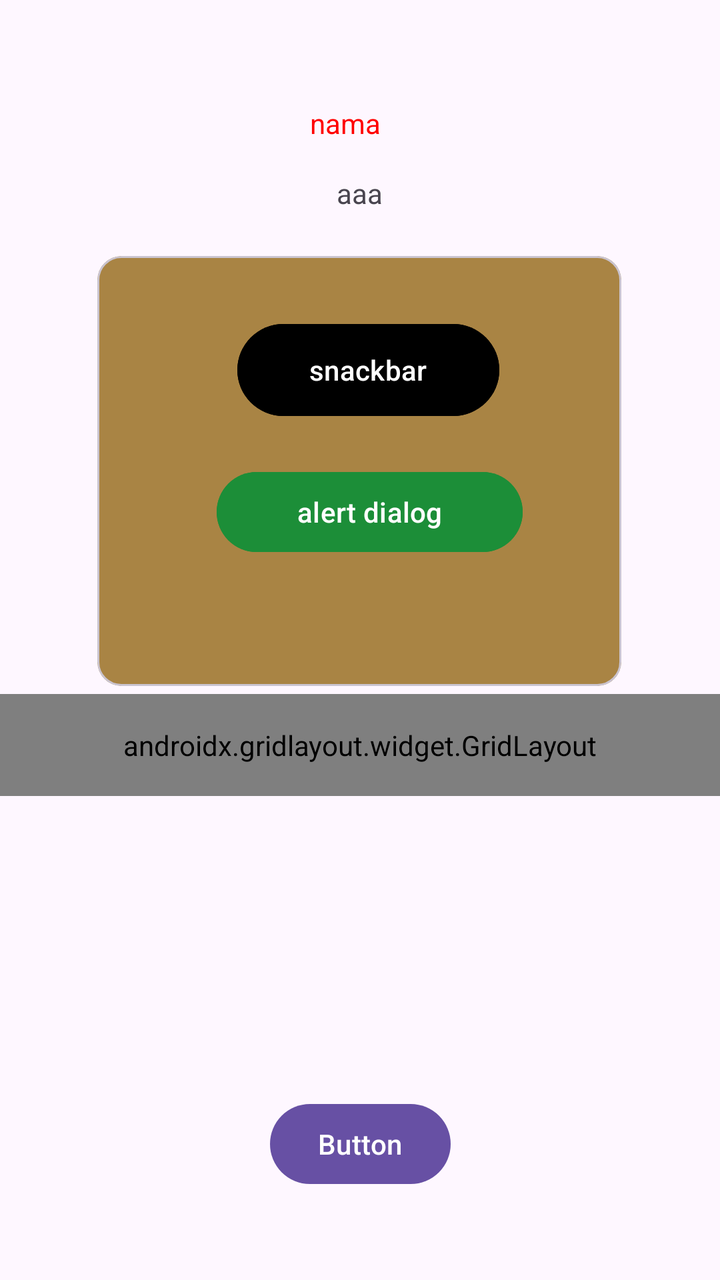
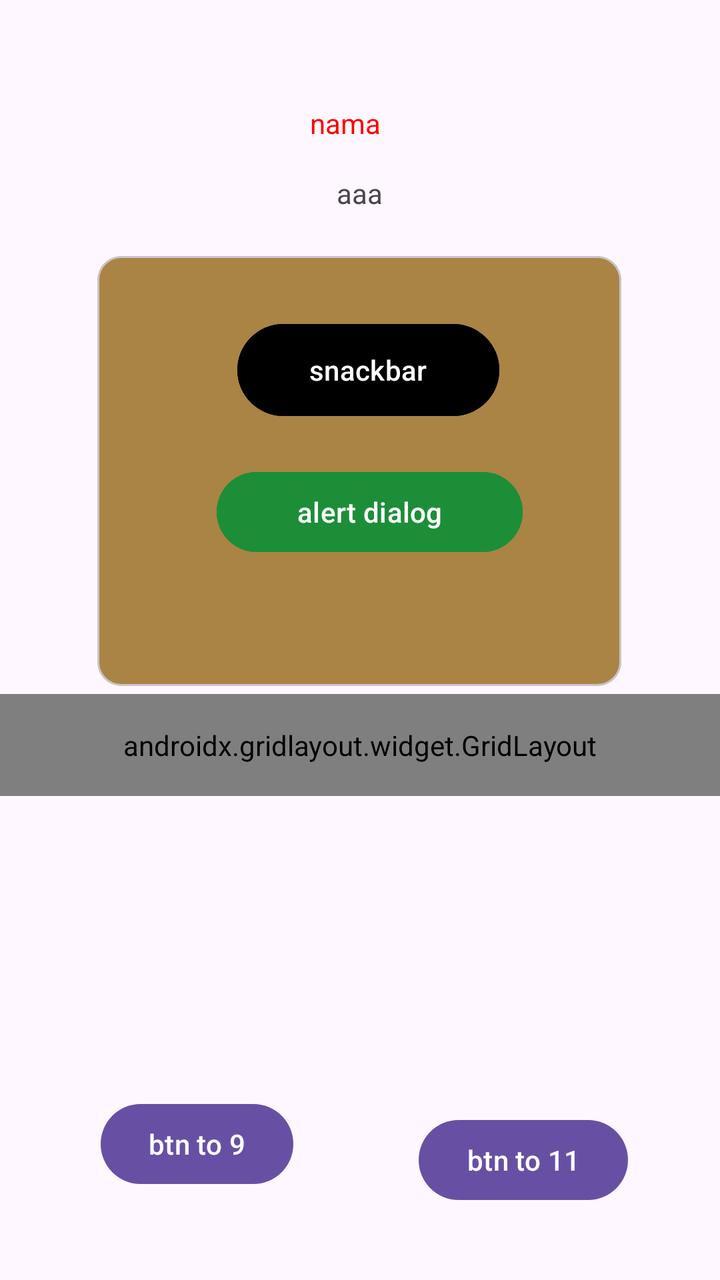

Compare the two renders of this Android layout. The source of the first and the diff that turns it into the second are given below.
<!-- AndroidManifest.xml: application theme Theme.Juwan_3TIC -->
<!-- res/layout/fragment_home.xml -->
<?xml version="1.0" encoding="utf-8"?>
<androidx.constraintlayout.widget.ConstraintLayout xmlns:android="http://schemas.android.com/apk/res/android"
    xmlns:tools="http://schemas.android.com/tools"
    android:layout_width="match_parent"
    android:layout_height="match_parent"
    xmlns:app="http://schemas.android.com/apk/res-auto"
    tools:context=".Home.HomeFragment">

    



    <TextView
        android:id="@+id/idusername"
        android:layout_width="108dp"
        android:layout_height="31dp"
        android:layout_marginTop="52dp"
        android:text="nama"
        android:textAlignment="center"
        android:textColor="#FF0000"
        app:layout_constraintEnd_toEndOf="parent"
        app:layout_constraintHorizontal_bias="0.471"
        app:layout_constraintStart_toStartOf="parent"
        app:layout_constraintTop_toTopOf="parent" />

    <TextView
        android:id="@+id/idumur"
        android:layout_width="136dp"
        android:layout_height="30dp"
        android:layout_marginTop="4dp"
        android:text="aaa"
        android:textAlignment="center"
        app:layout_constraintEnd_toEndOf="parent"
        app:layout_constraintHorizontal_bias="0.498"
        app:layout_constraintStart_toStartOf="parent"
        app:layout_constraintTop_toBottomOf="@+id/idusername" />

    <com.google.android.material.circularreveal.cardview.CircularRevealCardView
        android:id="@+id/circularRevealCardView"
        android:layout_width="262dp"
        android:layout_height="215dp"
        android:layout_marginTop="128dp"
        android:backgroundTint="#A98444"
        app:layout_constraintEnd_toEndOf="parent"
        app:layout_constraintHorizontal_bias="0.496"
        app:layout_constraintStart_toStartOf="parent"
        app:layout_constraintTop_toTopOf="parent">


        <androidx.constraintlayout.widget.ConstraintLayout
            android:layout_width="211dp"
            android:layout_height="168dp"
            android:layout_margin="30dp">

            <Button
                android:id="@+id/btnAlert"
                android:layout_width="153dp"
                android:layout_height="wrap_content"
                android:layout_marginTop="20dp"
                android:backgroundTint="#1C8E38"
                android:text="alert dialog"
                app:layout_constraintEnd_toEndOf="parent"
                app:layout_constraintHorizontal_bias="0.51"
                app:layout_constraintStart_toStartOf="parent"
                app:layout_constraintTop_toBottomOf="@+id/btnSnackBar" />

            <Button
                android:id="@+id/btnSnackBar"
                android:layout_width="131dp"
                android:layout_height="54dp"
                android:backgroundTint="@color/black"
                android:text="snackbar"
                app:layout_constraintEnd_toEndOf="parent"
                app:layout_constraintStart_toStartOf="parent"
                app:layout_constraintTop_toTopOf="parent"></Button>


        </androidx.constraintlayout.widget.ConstraintLayout>
    </com.google.android.material.circularreveal.cardview.CircularRevealCardView>


    <androidx.gridlayout.widget.GridLayout
        android:id="@+id/gridMenu"
        android:layout_width="0dp"
        android:layout_height="wrap_content"
        android:layout_marginTop="4dp"
        android:padding="16dp"
        app:columnCount="2"
        app:layout_constraintEnd_toEndOf="parent"
        app:layout_constraintHorizontal_bias="0.0"
        app:layout_constraintStart_toStartOf="parent"
        app:layout_constraintTop_toBottomOf="@+id/circularRevealCardView"
        app:useDefaultMargins="true">

        <Button
            android:id="@+id/btnLima"
            android:layout_width="wrap_content"
            android:layout_height="wrap_content"
            android:text="btn to lima"
            app:layout_column="0"
            app:layout_constraintEnd_toEndOf="parent"
            app:layout_constraintHorizontal_bias="0.532"
            app:layout_constraintStart_toStartOf="parent"
            app:layout_constraintTop_toBottomOf="@+id/btnKembali"
            app:layout_row="0"
            app:layout_columnWeight="1"
            app:layout_gravity="fill_horizontal"/>

        <Button
            android:id="@+id/btnKembali"
            android:layout_width="wrap_content"
            android:layout_height="wrap_content"
            android:text="kembali"
            app:layout_column="1"
            app:layout_row="0"
            app:layout_columnWeight="1"
            app:layout_gravity="fill_horizontal"/>

    </androidx.gridlayout.widget.GridLayout>

    <Button
        android:id="@+id/btntonine"
        android:layout_width="wrap_content"
        android:layout_height="wrap_content"
        android:layout_marginTop="548dp"
        android:text="Button"
        app:layout_constraintEnd_toEndOf="parent"
        app:layout_constraintHorizontal_bias="0.501"
        app:layout_constraintStart_toStartOf="parent"
        app:layout_constraintTop_toTopOf="parent" />


</androidx.constraintlayout.widget.ConstraintLayout>
<!-- resources referenced by this layout -->
<resources>
  <color name="black">#FF000000</color>
  <style name="Theme.Juwan_3TIC" parent="Base.Theme.Juwan_3TIC" />
  <style name="Base.Theme.Juwan_3TIC" parent="Theme.Material3.DayNight.NoActionBar">
          
          
      </style>
</resources>

<!-- the commit's change to res/layout/fragment_home.xml (unified diff, before → after) -->
@@ -123,9 +123,20 @@
         android:layout_width="wrap_content"
         android:layout_height="wrap_content"
         android:layout_marginTop="548dp"
-        android:text="Button"
+        android:text="btn to 9"
         app:layout_constraintEnd_toEndOf="parent"
-        app:layout_constraintHorizontal_bias="0.501"
+        app:layout_constraintHorizontal_bias="0.191"
+        app:layout_constraintStart_toStartOf="parent"
+        app:layout_constraintTop_toTopOf="parent" />
+
+    <Button
+        android:id="@+id/btneleven"
+        android:layout_width="wrap_content"
+        android:layout_height="wrap_content"
+        android:layout_marginTop="556dp"
+        android:text="btn to 11"
+        app:layout_constraintEnd_toEndOf="parent"
+        app:layout_constraintHorizontal_bias="0.82"
         app:layout_constraintStart_toStartOf="parent"
         app:layout_constraintTop_toTopOf="parent" />
 
